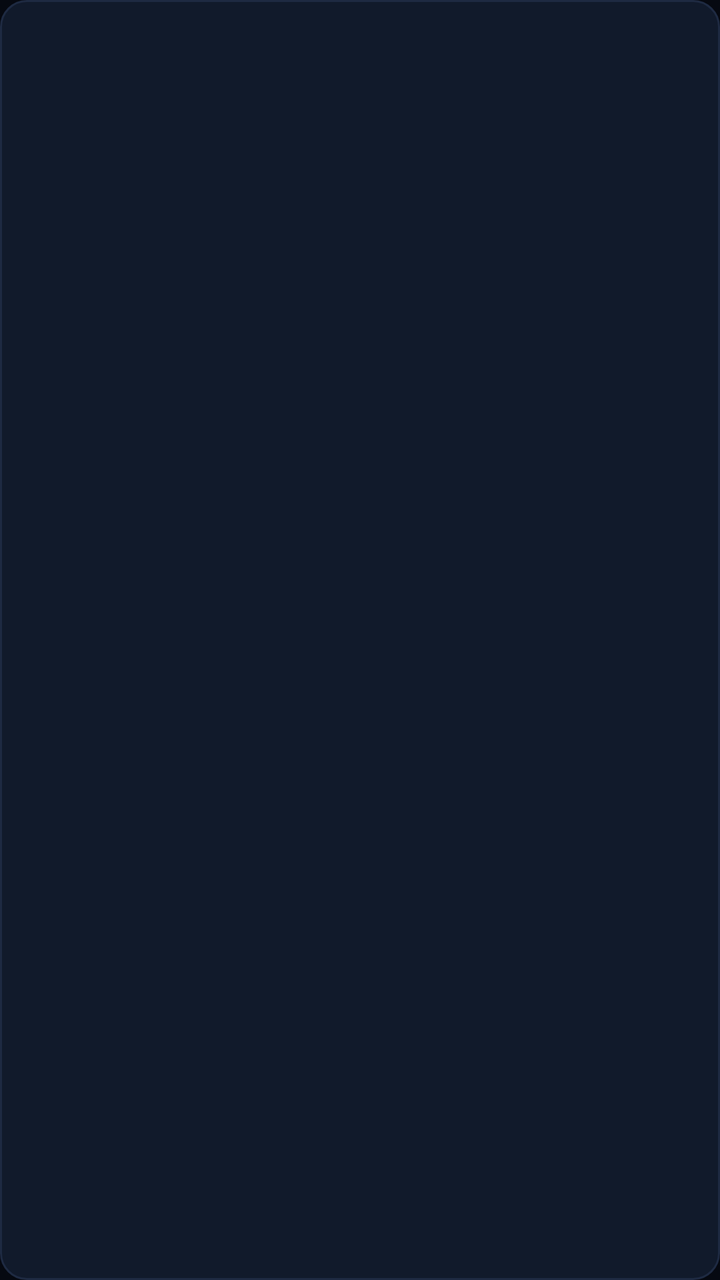
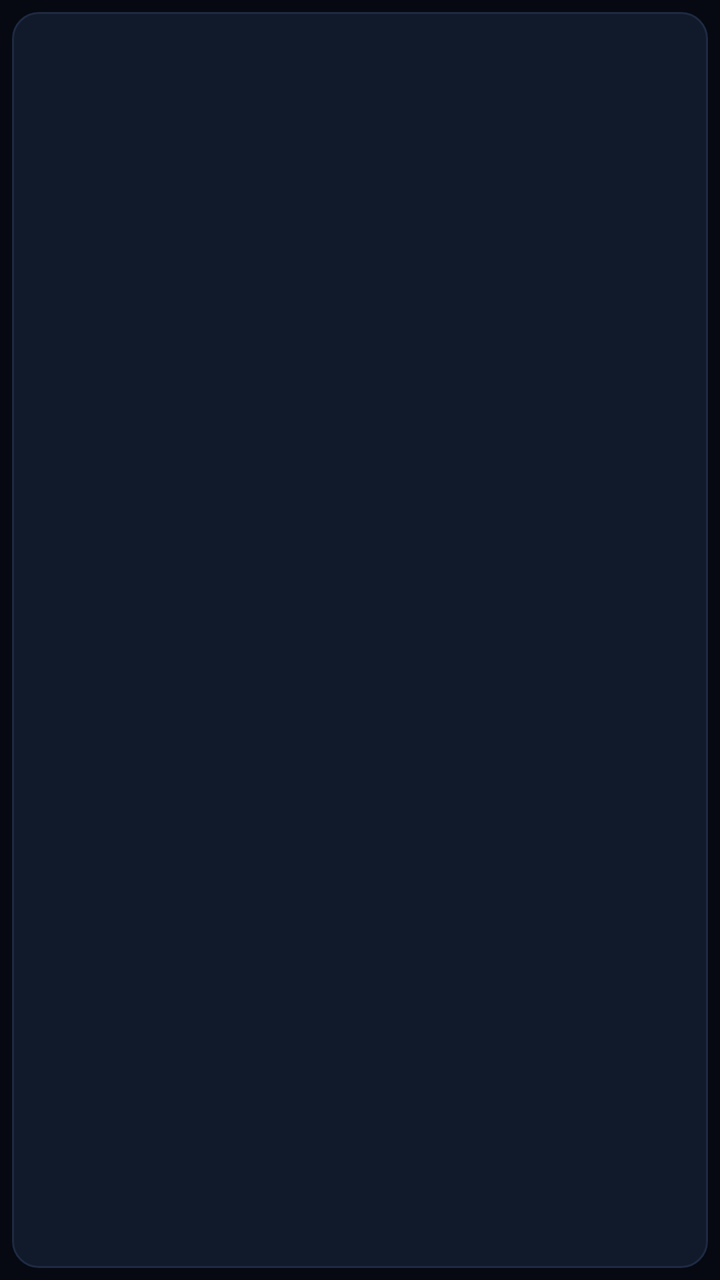

Compare the two renders of this Android layout. The source of the first and the diff that turns it into the second are given below.
<!-- AndroidManifest.xml: application theme Theme.Zenktx -->
<!-- res/layout/item_grid_channel.xml -->
<?xml version="1.0" encoding="utf-8"?>
<FrameLayout xmlns:android="http://schemas.android.com/apk/res/android"
    android:layout_width="match_parent"
    android:layout_height="120dp"
    android:layout_margin="5dp"
    android:background="@drawable/bg_card"
    android:focusable="true"
    android:focusableInTouchMode="true"
    android:paddingStart="8dp"
    android:paddingTop="8dp"
    android:paddingEnd="8dp"
    android:paddingBottom="6dp">

    <LinearLayout
        android:layout_width="match_parent"
        android:layout_height="match_parent"
        android:gravity="center"
        android:orientation="vertical">

        <ImageView
            android:id="@+id/tileLogo"
            android:layout_width="82dp"
            android:layout_height="82dp"
            android:contentDescription="@string/app_name"
            android:scaleType="fitCenter"
            android:visibility="gone" />

        <TextView
            android:id="@+id/tileName"
            android:layout_width="match_parent"
            android:layout_height="wrap_content"
            android:layout_marginTop="6dp"
            android:ellipsize="end"
            android:gravity="center"
            android:includeFontPadding="false"
            android:maxLines="1"
            android:textColor="#C7D2E6"
            android:textSize="10sp" />
    </LinearLayout>

    <TextView
        android:id="@+id/tileStar"
        android:layout_width="wrap_content"
        android:layout_height="wrap_content"
        android:text="★"
        android:textColor="@color/mint"
        android:textSize="11sp"
        android:visibility="gone" />
</FrameLayout>
<!-- resources referenced by this layout -->
<resources>
  <color name="mint">#35E7C0</color>
  <!-- drawable bg_card (drawable) -->
  <?xml version="1.0" encoding="utf-8"?>
  <selector xmlns:android="http://schemas.android.com/apk/res/android">
  
      <item android:state_focused="true">
          <shape android:shape="rectangle">
              <corners android:radius="13dp" />
              <solid android:color="#14293D" />
              <stroke
                  android:width="2dp"
                  android:color="@color/mint" />
          </shape>
      </item>
  
      <item android:state_pressed="true">
          <shape android:shape="rectangle">
              <corners android:radius="13dp" />
              <solid android:color="#16223A" />
              <stroke
                  android:width="1dp"
                  android:color="#2A3A57" />
          </shape>
      </item>
  
      <item>
          <shape android:shape="rectangle">
              <corners android:radius="13dp" />
              <solid android:color="@color/surface" />
              <stroke
                  android:width="1dp"
                  android:color="@color/line" />
          </shape>
      </item>
  </selector>
  <string name="app_name">ZENKTX TV Stream</string>
  <style name="Theme.Zenktx" parent="@android:style/Theme.Material.NoActionBar">
          <item name="android:windowBackground">@color/bg</item>
          <item name="android:colorBackground">@color/bg</item>
          <item name="android:statusBarColor">@android:color/transparent</item>
          <item name="android:navigationBarColor">@android:color/transparent</item>
          <item name="android:windowActionBar">false</item>
      </style>
  <color name="surface">#111A2B</color>
  <color name="line">#1E2A42</color>
  <color name="bg">#060911</color>
</resources>

<!-- the commit's change to res/layout/item_grid_channel.xml (unified diff, before → after) -->
@@ -6,10 +6,10 @@
     android:background="@drawable/bg_card"
     android:focusable="true"
     android:focusableInTouchMode="true"
-    android:paddingStart="8dp"
-    android:paddingTop="8dp"
-    android:paddingEnd="8dp"
-    android:paddingBottom="6dp">
+    android:paddingStart="12dp"
+    android:paddingTop="12dp"
+    android:paddingEnd="12dp"
+    android:paddingBottom="10dp">
 
     <LinearLayout
         android:layout_width="match_parent"
@@ -19,8 +19,9 @@
 
         <ImageView
             android:id="@+id/tileLogo"
-            android:layout_width="82dp"
-            android:layout_height="82dp"
+            android:layout_width="match_parent"
+            android:layout_height="0dp"
+            android:layout_weight="1"
             android:contentDescription="@string/app_name"
             android:scaleType="fitCenter"
             android:visibility="gone" />
@@ -29,7 +30,7 @@
             android:id="@+id/tileName"
             android:layout_width="match_parent"
             android:layout_height="wrap_content"
-            android:layout_marginTop="6dp"
+            android:layout_marginTop="5dp"
             android:ellipsize="end"
             android:gravity="center"
             android:includeFontPadding="false"
<!-- resource entries referenced after the edit -->
@@ -5,35 +5,27 @@
   <?xml version="1.0" encoding="utf-8"?>
   <selector xmlns:android="http://schemas.android.com/apk/res/android">
   
-      <item android:state_focused="true">
-          <shape android:shape="rectangle">
-              <corners android:radius="13dp" />
-              <solid android:color="#14293D" />
-              <stroke
-                  android:width="2dp"
-                  android:color="@color/mint" />
-          </shape>
+      <item android:drawable="@drawable/bg_tile_glow" android:state_focused="true" />
+  
+      <item android:state_pressed="true">
+          <layer-list>
+              <item
+                  android:bottom="6dp"
+                  android:left="6dp"
+                  android:right="6dp"
+                  android:top="6dp">
+                  <shape android:shape="rectangle">
+                      <corners android:radius="13dp" />
+                      <solid android:color="#16223A" />
+                      <stroke
+                          android:width="1dp"
+                          android:color="#2A3A57" />
+                  </shape>
+              </item>
+          </layer-list>
       </item>
   
-      <item android:state_pressed="true">
-          <shape android:shape="rectangle">
-              <corners android:radius="13dp" />
-              <solid android:color="#16223A" />
-              <stroke
-                  android:width="1dp"
-                  android:color="#2A3A57" />
-          </shape>
-      </item>
-  
-      <item>
-          <shape android:shape="rectangle">
-              <corners android:radius="13dp" />
-              <solid android:color="@color/surface" />
-              <stroke
-                  android:width="1dp"
-                  android:color="@color/line" />
-          </shape>
-      </item>
+      <item android:drawable="@drawable/bg_tile" />
   </selector>
   <string name="app_name">ZENKTX TV Stream</string>
   <style name="Theme.Zenktx" parent="@android:style/Theme.Material.NoActionBar">
@@ -43,6 +35,24 @@
           <item name="android:navigationBarColor">@android:color/transparent</item>
           <item name="android:windowActionBar">false</item>
       </style>
+  <!-- drawable bg_tile_glow: vector/xml drawable (drawable, 2124 chars, omitted) -->
+  <!-- drawable bg_tile (drawable) -->
+  <?xml version="1.0" encoding="utf-8"?>
+  <layer-list xmlns:android="http://schemas.android.com/apk/res/android">
+      <item
+          android:bottom="6dp"
+          android:left="6dp"
+          android:right="6dp"
+          android:top="6dp">
+          <shape android:shape="rectangle">
+              <corners android:radius="13dp" />
+              <solid android:color="@color/surface" />
+              <stroke
+                  android:width="1dp"
+                  android:color="@color/line" />
+          </shape>
+      </item>
+  </layer-list>
   <color name="surface">#111A2B</color>
   <color name="line">#1E2A42</color>
   <color name="bg">#060911</color>
